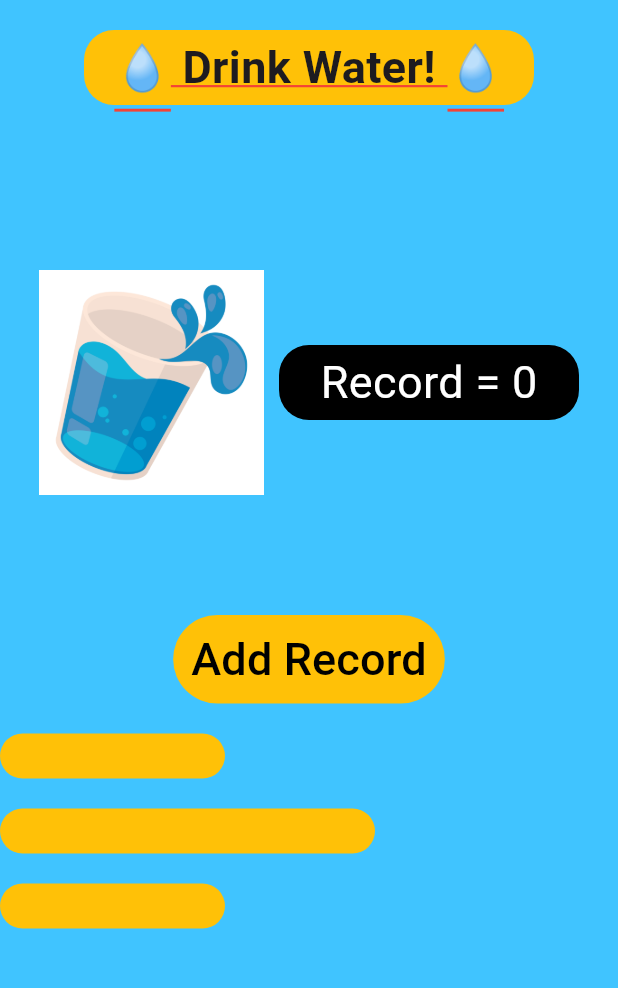
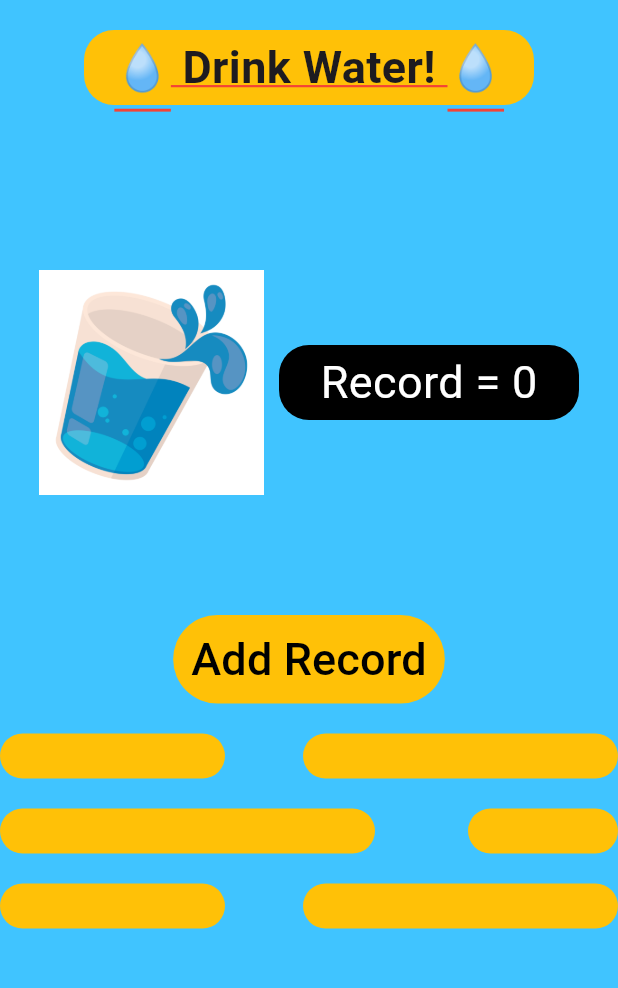
Before and after one commit to moeinhe83/Flutter_CounterApp, a Flutter app: the screen it shows after launch, on a phone screen of 412 x 824 dp, the part 84-1072 px from its top. Run offline on Flutter 3.47's test engine with Material 3 defaults, Android fonts, the phone set to English and light mode, and no system bars.

Commit message:
Update Style Software

```diff
--- a/lib/main.dart
+++ b/lib/main.dart
@@ -150,6 +150,15 @@ class _HomePageState extends State<HomePage> {
                   borderRadius: BorderRadius.circular(20),
                 ),
               ),
+              SizedBox(width: 20),
+              Container(
+                height: 30,
+                width: 210,
+                decoration: BoxDecoration(
+                  color: Colors.amber,
+                  borderRadius: BorderRadius.circular(20),
+                ),
+              ),
             ],
           ),
           SizedBox(height: 20),
@@ -164,6 +173,15 @@ class _HomePageState extends State<HomePage> {
                   borderRadius: BorderRadius.circular(20),
                 ),
               ),
+              SizedBox(width: 20),
+              Container(
+                height: 30,
+                width: 100,
+                decoration: BoxDecoration(
+                  color: Colors.amber,
+                  borderRadius: BorderRadius.circular(20),
+                ),
+              ),
             ],
           ),
           SizedBox(height: 20),
@@ -173,6 +191,15 @@ class _HomePageState extends State<HomePage> {
               Container(
                 height: 30,
                 width: 150,
+                decoration: BoxDecoration(
+                  color: Colors.amber,
+                  borderRadius: BorderRadius.circular(20),
+                ),
+              ),
+              SizedBox(width: 20),
+              Container(
+                height: 30,
+                width: 210,
                 decoration: BoxDecoration(
                   color: Colors.amber,
                   borderRadius: BorderRadius.circular(20),
```
